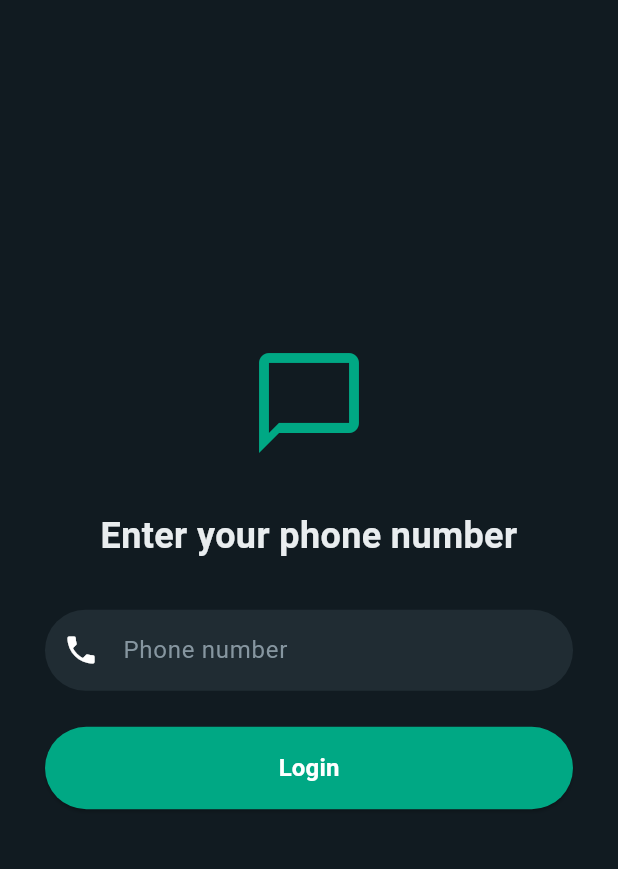
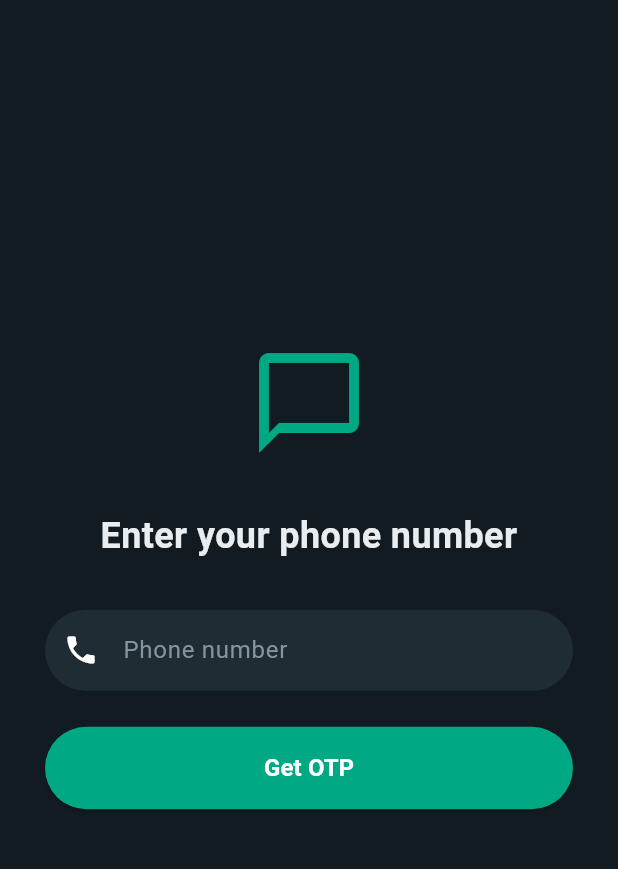
Before and after one commit to dhandabanii/mychat, a Flutter app: the screen it shows after launch, on a phone screen of 412 x 824 dp, the part 84-953 px from its top. Run offline on Flutter 3.47's test engine with Material 3 defaults, Android fonts, the phone set to English and light mode, and no system bars.

Commit message:
feat: Add OTP and Password creation flow to User Login

```diff
--- a/frontend/lib/screens/auth/login_screen.dart
+++ b/frontend/lib/screens/auth/login_screen.dart
@@ -10,12 +10,14 @@ class LoginScreen extends StatefulWidget {
 
 class _LoginScreenState extends State<LoginScreen> {
   bool isAdminLogin = false;
+  int loginStep = 1;
   final TextEditingController _emailController = TextEditingController();
   final TextEditingController _passwordController = TextEditingController();
   final TextEditingController _phoneController = TextEditingController();
+  final TextEditingController _otpController = TextEditingController();
+  final TextEditingController _userPasswordController = TextEditingController();
 
   void _login() {
-    // Basic navigation for now
     if (isAdminLogin) {
       if (_emailController.text == 'admin@mychat.com' && _passwordController.text == 'admin123') {
         Navigator.pushReplacement(context, MaterialPageRoute(builder: (context) => const ChatListScreen(isAdmin: true)));
@@ -23,10 +25,29 @@ class _LoginScreenState extends State<LoginScreen> {
         ScaffoldMessenger.of(context).showSnackBar(const SnackBar(content: Text('Invalid Admin Credentials')));
       }
     } else {
+      if (loginStep == 1) {
         if (_phoneController.text.isNotEmpty) {
+          setState(() => loginStep = 2);
+          ScaffoldMessenger.of(context).showSnackBar(const SnackBar(content: Text('OTP sent to phone! (Enter any OTP)')));
+        }
+      } else if (loginStep == 2) {
+        if (_otpController.text.isNotEmpty) {
+          setState(() => loginStep = 3);
+          ScaffoldMessenger.of(context).showSnackBar(const SnackBar(content: Text('OTP verified! Please create a password.')));
+        }
+      } else if (loginStep == 3) {
+        if (_userPasswordController.text.isNotEmpty) {
           Navigator.pushReplacement(context, MaterialPageRoute(builder: (context) => const ChatListScreen(isAdmin: false)));
         }
       }
+    }
+  }
+
+  String _getButtonText() {
+    if (isAdminLogin) return 'Login';
+    if (loginStep == 1) return 'Get OTP';
+    if (loginStep == 2) return 'Verify OTP';
+    return 'Save & Login';
   }
 
   @override
@@ -36,7 +57,10 @@ class _LoginScreenState extends State<LoginScreen> {
         title: const Text('MyCHAT Login'),
         actions: [
           TextButton(
-            onPressed: () => setState(() => isAdminLogin = !isAdminLogin),
+            onPressed: () => setState(() {
+              isAdminLogin = !isAdminLogin;
+              loginStep = 1; // reset on switch
+            }),
             child: Text(isAdminLogin ? 'User Login' : 'Admin Login', style: const TextStyle(color: Colors.white)),
           )
         ],
@@ -54,7 +78,7 @@ class _LoginScreenState extends State<LoginScreen> {
                   const Icon(Icons.chat_bubble_outline, size: 80, color: Color(0xFF00A884)),
                   const SizedBox(height: 32),
                   Text(
-                    isAdminLogin ? 'Admin Portal' : 'Enter your phone number',
+                    isAdminLogin ? 'Admin Portal' : (loginStep == 1 ? 'Enter your phone number' : loginStep == 2 ? 'Enter OTP' : 'Create a Password'),
                     style: const TextStyle(fontSize: 24, fontWeight: FontWeight.bold),
                     textAlign: TextAlign.center,
                   ),
@@ -72,10 +96,23 @@ class _LoginScreenState extends State<LoginScreen> {
                       decoration: const InputDecoration(hintText: 'Admin Password', prefixIcon: Icon(Icons.lock)),
                     ),
                   ] else ...[
+                    if (loginStep == 1)
                       TextField(
                         controller: _phoneController,
                         keyboardType: TextInputType.phone,
                         decoration: const InputDecoration(hintText: 'Phone number', prefixIcon: Icon(Icons.phone)),
+                      ),
+                    if (loginStep == 2)
+                      TextField(
+                        controller: _otpController,
+                        keyboardType: TextInputType.number,
+                        decoration: const InputDecoration(hintText: '6-digit OTP', prefixIcon: Icon(Icons.message)),
+                      ),
+                    if (loginStep == 3)
+                      TextField(
+                        controller: _userPasswordController,
+                        obscureText: true,
+                        decoration: const InputDecoration(hintText: 'New Password', prefixIcon: Icon(Icons.lock)),
                       ),
                   ],
                   const SizedBox(height: 24),
@@ -87,7 +124,7 @@ class _LoginScreenState extends State<LoginScreen> {
                       padding: const EdgeInsets.symmetric(vertical: 16),
                       shape: RoundedRectangleBorder(borderRadius: BorderRadius.circular(30)),
                     ),
-                    child: const Text('Login', style: TextStyle(fontSize: 16, fontWeight: FontWeight.bold)),
+                    child: Text(_getButtonText(), style: const TextStyle(fontSize: 16, fontWeight: FontWeight.bold)),
                   ),
                 ],
               ),
```
Lines whose indentation alone changed are shown as unchanged.
